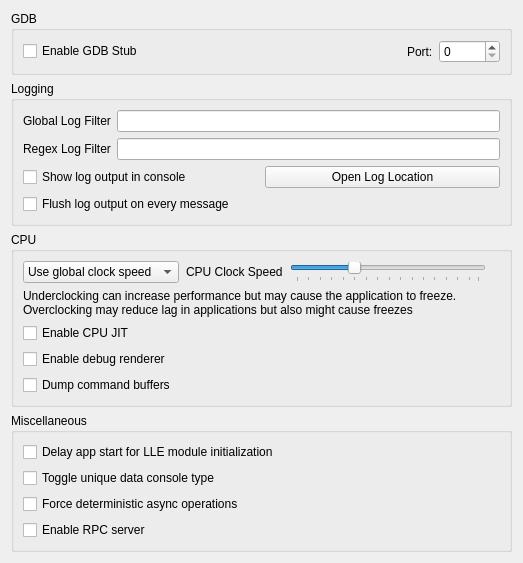
azahar-emu/azahar, file src/citra_qt/configuration/configure_debug.ui: the form before one commit.
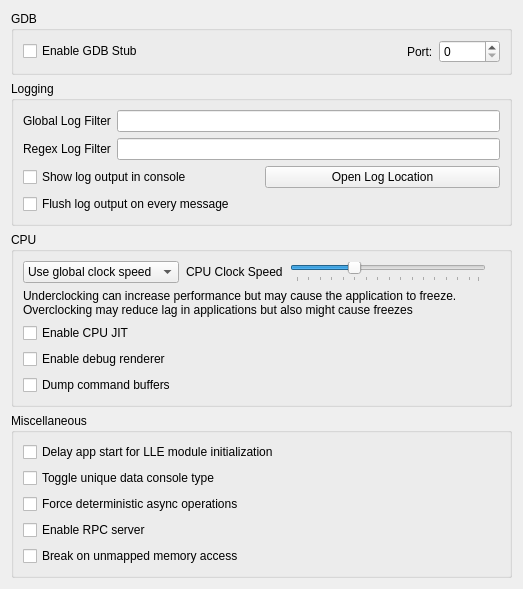
The form after the commit.

Commit message: gdb: Revamp the entire GDB implementation and add debug features

Patch:
```diff
--- a/src/citra_qt/configuration/configure_debug.ui
+++ b/src/citra_qt/configuration/configure_debug.ui
@@ -299,6 +299,16 @@
           </property>
         </widget>
       </item>
+      <item row="5" column="0">
+       <widget class="QCheckBox" name="break_on_unmapped_memory_access">
+        <property name="toolTip">
+         <string>&lt;html&gt;&lt;head/&gt;&lt;body&gt;&lt;p&gt;Pauses emulation and shows an error message if an unmapped memory access is detected.&lt;/p&gt;&lt;/body&gt;&lt;/html&gt;</string>
+        </property>
+        <property name="text">
+         <string>Break on unmapped memory access</string>
+        </property>
+       </widget>
+      </item>
      </layout>
     </widget>
    </item>
```
The commit also changes 28 other files.
